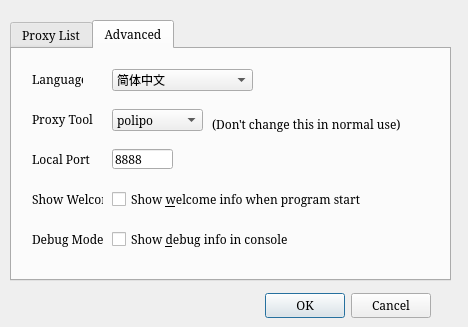
Old version of the form PyProxySwitch/res/pps_conf.ui in the repository Kder/PyProxySwitch.
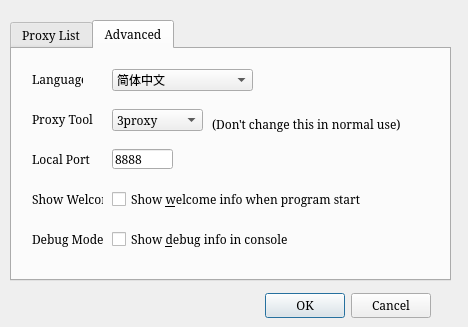
New version of the form. The open tabs and pages were chosen to show the change.

What changed in the file:
```diff
--- a/PyProxySwitch/res/pps_conf.ui
+++ b/PyProxySwitch/res/pps_conf.ui
@@ -140,6 +140,11 @@
        <height>22</height>
       </rect>
      </property>
+     <item>
+      <property name="text">
+       <string>3proxy</string>
+      </property>
+     </item>
      <item>
       <property name="text">
        <string>polipo</string>
```
